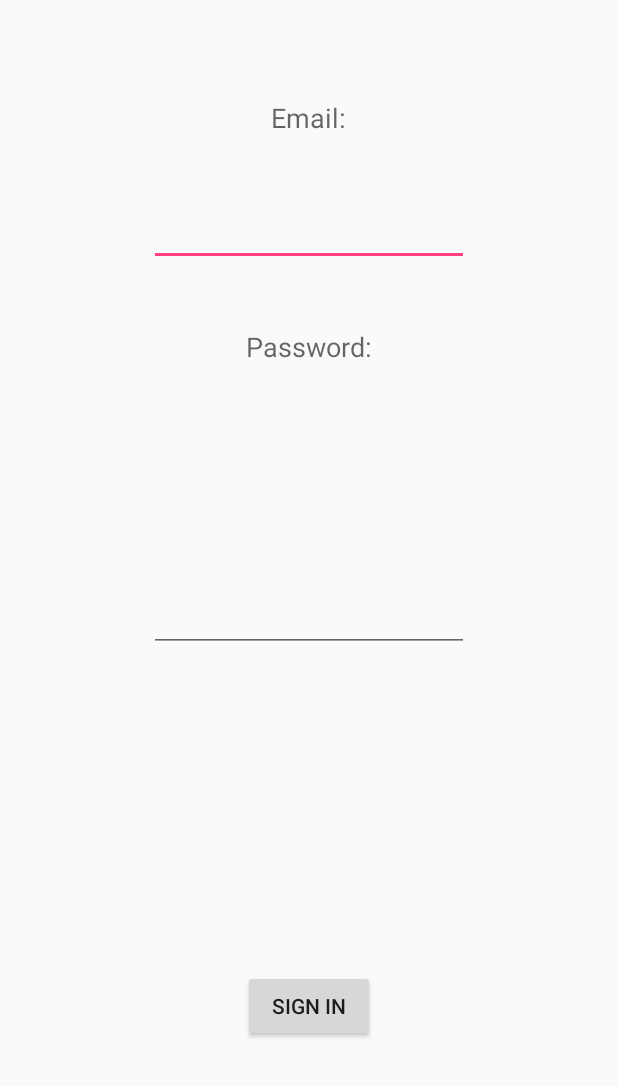
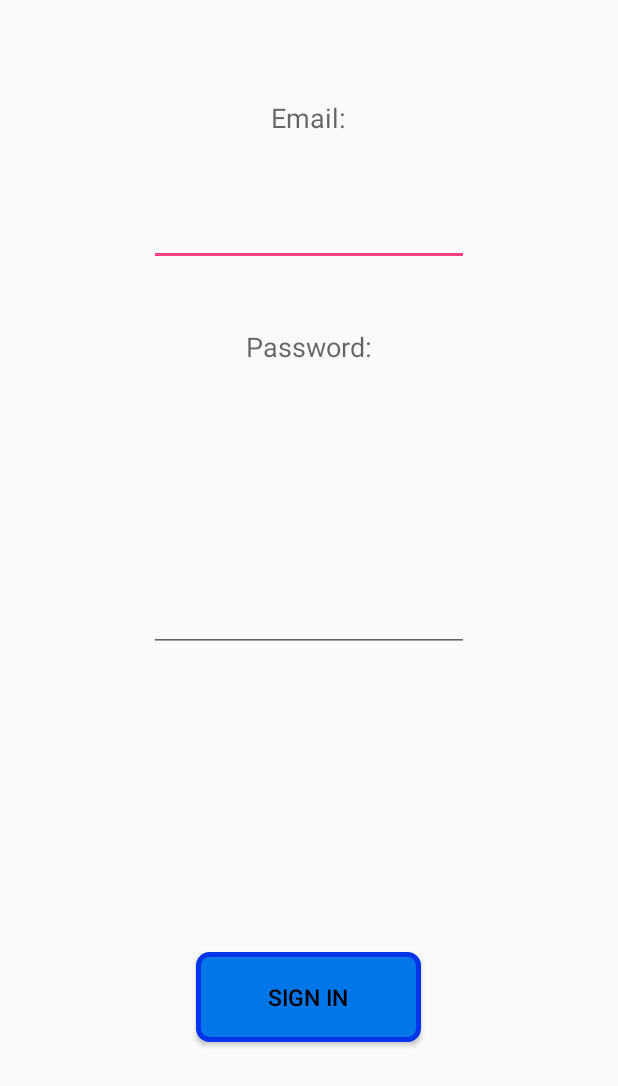
Before and after one commit to truell20/MyHM, an Android app: the screen it shows after launch (MainActivity), on a phone screen of 412 x 824 dp. Shown: the top 1086 px of the screen. Run offline under Robolectric (Android 15) with nearby library versions, the phone set to English and light mode, and no system bars.

Commit message:
EVEN MOAR BUTTONZ

```diff
--- a/Android/App/app/src/main/res/drawable/buttonshape.xml
+++ b/Android/App/app/src/main/res/drawable/buttonshape.xml
@@ -1,7 +1,7 @@
 <?xml version="1.0" encoding="utf-8"?>
     <shape xmlns:android="http://schemas.android.com/apk/res/android" android:shape="rectangle" >
         <corners
-            android:radius="14dp"
+            android:radius="7dp"
             />
         <gradient
             android:angle="45"
@@ -18,7 +18,7 @@
             android:bottom="0dp"
             />
         <size
-            android:width="270dp"
+            android:width="150dp"
             android:height="60dp"
             />
         <stroke
--- a/Android/App/app/src/main/res/layout/content_main.xml
+++ b/Android/App/app/src/main/res/layout/content_main.xml
@@ -66,5 +66,12 @@
         android:id="@+id/signInButton"
         android:layout_alignParentBottom="true"
         android:layout_centerHorizontal="true"
-        android:layout_marginBottom="117dp" />
+        android:layout_marginBottom="117dp"
+
+        android:background="@drawable/buttonshape"
+
+        android:textColor="#000000"
+        android:textSize="15sp"
+
+        />
 </RelativeLayout>
```
